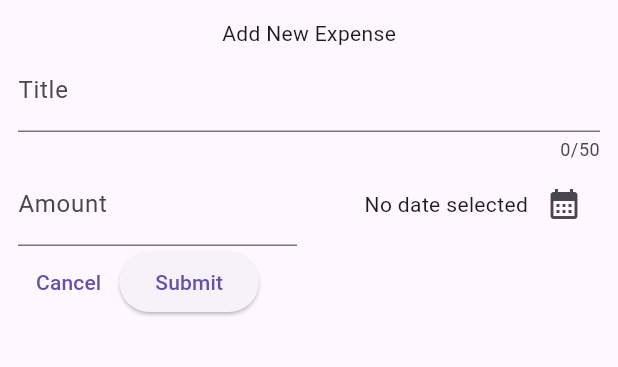
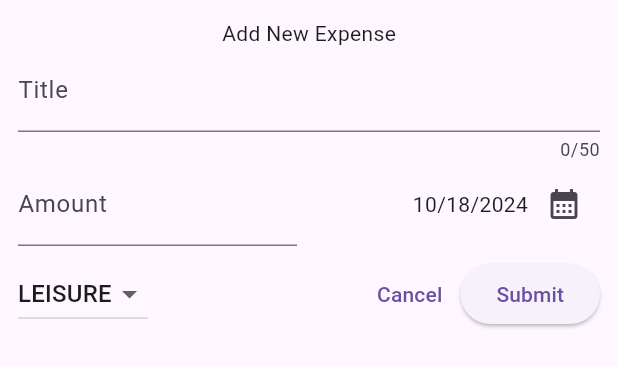
Before and after one commit to raflyyyanuar/expense_tracker, a Flutter app: the NewExpense widget shown alone on an empty page, opened directly, on a phone screen of 412 x 824 dp. Shown: the top 367 px of the screen. Run offline on Flutter 3.47's test engine with Material 3 defaults, Android fonts, the phone set to English and light mode, and no system bars.

Commit message:
added Category drop down and fixed date to be not null at first

```diff
--- a/lib/widgets/new_expense.dart
+++ b/lib/widgets/new_expense.dart
@@ -1,3 +1,4 @@
+import 'package:expense_tracker/models/expense.dart';
 import 'package:flutter/material.dart';
 import 'package:intl/intl.dart';
 
@@ -14,19 +15,20 @@ class _NewExpenseState extends State<NewExpense> {
   final titleController = TextEditingController();
   final amountController = TextEditingController();
 
-  DateTime? selectedDate;
+  DateTime selectedDate = DateTime.now();
+  Category selectedCategory = Category.leisure;
 
   void _showDatePicker() async {
     final now = DateTime.now();
     final firstDate = DateTime(now.year - 1, now.month, now.day);
     final pickedDate = await showDatePicker(
       context: context,
-      initialDate: now,
+      initialDate: selectedDate,
       firstDate: firstDate,
       lastDate: now,
     );
     setState(() {
-      selectedDate = pickedDate;
+      selectedDate = pickedDate!;
     });
   }
 
@@ -70,9 +72,7 @@ class _NewExpenseState extends State<NewExpense> {
                 child: Row(
                   mainAxisAlignment: MainAxisAlignment.end,
                   children: [
-                    Text(selectedDate == null
-                        ? "No date selected"
-                        : DateFormat.yMd().format(selectedDate!)),
+                    Text(DateFormat.yMd().format(selectedDate)),
                     IconButton(
                         onPressed: _showDatePicker,
                         icon: const Icon(Icons.calendar_month)),
@@ -81,8 +81,30 @@ class _NewExpenseState extends State<NewExpense> {
               )
             ],
           ),
+          const SizedBox(height: 8),
           Row(
             children: [
+              DropdownButton(
+                value: selectedCategory,
+                items: Category.values
+                    .map(
+                      (c) => DropdownMenuItem(
+                        value: c,
+                        child: Text(
+                          c.name.toUpperCase(),
+                        ),
+                      ),
+                    )
+                    .toList(),
+                onChanged: (value) {
+                  if (value != null) {
+                    setState(() {
+                      selectedCategory = value;
+                    });
+                  }
+                },
+              ),
+              const Spacer(),
               TextButton(
                 onPressed: () {
                   Navigator.pop(context);
```
